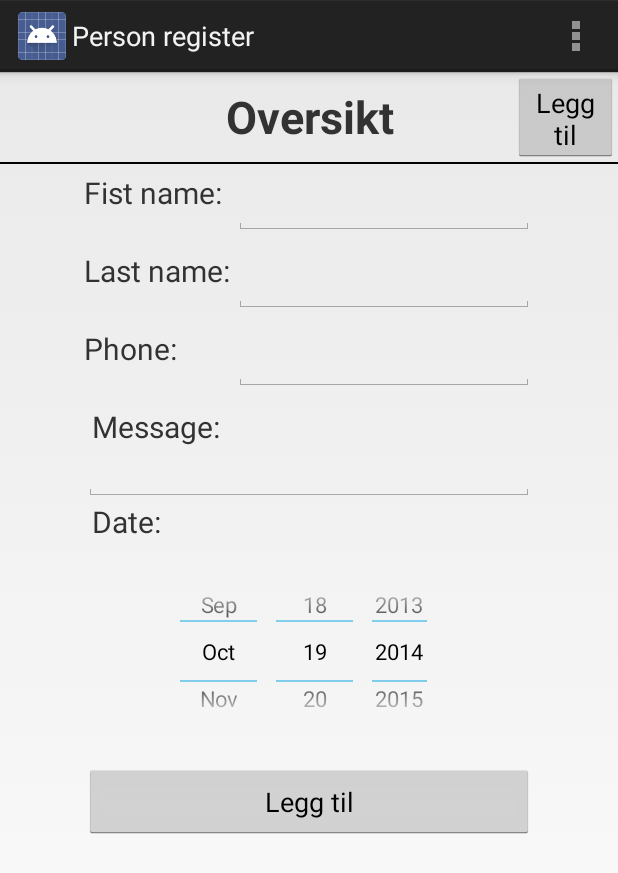
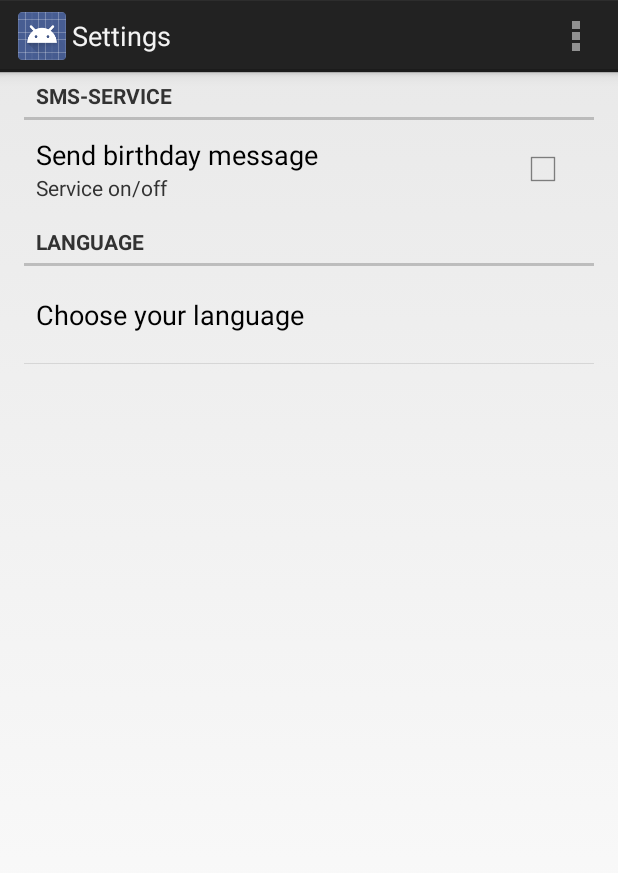
Before and after one commit to marhag/Mappe2, an Android app: the screen it shows after launch (MainActivity before the commit, Settings after it), in the options menu, after a tap on "Settings", on a phone screen of 412 x 824 dp. Shown: the top 873 px of the screen. Run offline under Robolectric (Android 15) with nearby library versions, the phone set to English and light mode, and no system bars.

Commit message:
added settings. only frame-need to implement stuff

```diff
--- a/app/src/main/java/android/hioa/s178816_s188098_mappe2/DBHandler.java
+++ b/app/src/main/java/android/hioa/s178816_s188098_mappe2/DBHandler.java
@@ -14,7 +14,7 @@ public class DBHandler  extends SQLiteOpenHelper {
 
     // All Static variables
     // Database Version
-    private static final int DATABASE_VERSION = 6;
+    private static final int DATABASE_VERSION = 1;
 
     // Database Name
     private static final String DATABASE_NAME = "Personreg";
--- a/app/src/main/java/android/hioa/s178816_s188098_mappe2/MainActivity.java
+++ b/app/src/main/java/android/hioa/s178816_s188098_mappe2/MainActivity.java
@@ -1,5 +1,6 @@
 package android.hioa.s178816_s188098_mappe2;
 
+import android.content.Intent;
 import android.os.Bundle;
 import android.support.v4.app.FragmentActivity;
 import android.support.v4.app.FragmentManager;
@@ -20,7 +21,7 @@ public class MainActivity extends FragmentActivity {
         super.onCreate(savedInstanceState);
         setContentView(R.layout.activity_main);
 
-       /* DBHandler db = new DBHandler(this);
+        /*DBHandler db = new DBHandler(this);
         Person p = new Person("Mons","Monsen", 12341234,"26/11/1993");
         p.setCustomMessage("NÅ SKAL VI SE HER");
 
@@ -65,6 +66,7 @@ public class MainActivity extends FragmentActivity {
         // as you specify a parent activity in AndroidManifest.xml.
         int id = item.getItemId();
         if (id == R.id.action_settings) {
+            goToSettings();
             return true;
         }
         return super.onOptionsItemSelected(item);
@@ -109,4 +111,11 @@ public class MainActivity extends FragmentActivity {
         transaction.addToBackStack("main");
         transaction.commit();
     }
+
+    public void goToSettings()
+    {
+        Intent settings = new Intent(this, Settings.class);
+        startActivity(settings);
+
+    }
 }
--- /dev/null
+++ b/app/src/main/java/android/hioa/s178816_s188098_mappe2/PrefsFragment.java
@@ -0,0 +1,15 @@
+package android.hioa.s178816_s188098_mappe2;
+
+import android.os.Bundle;
+import android.preference.PreferenceFragment;
+
+/**
+ * Created by marhag on 19.10.14.
+ */
+public class PrefsFragment extends PreferenceFragment {
+    @Override
+    public void onCreate(Bundle savedInstanceState) {
+        super.onCreate(savedInstanceState);
+        addPreferencesFromResource(R.xml.preferences);
+    }
+}
--- /dev/null
+++ b/app/src/main/java/android/hioa/s178816_s188098_mappe2/Settings.java
@@ -0,0 +1,37 @@
+package android.hioa.s178816_s188098_mappe2;
+
+import android.app.Activity;
+import android.os.Bundle;
+import android.view.Menu;
+import android.view.MenuItem;
+
+
+public class Settings extends Activity {
+
+    @Override
+    protected void onCreate(Bundle savedInstanceState) {
+        super.onCreate(savedInstanceState);
+        getFragmentManager().beginTransaction().replace(android.R.id.content,
+                new PrefsFragment()).commit();
+    }
+
+
+    @Override
+    public boolean onCreateOptionsMenu(Menu menu) {
+        // Inflate the menu; this adds items to the action bar if it is present.
+        getMenuInflater().inflate(R.menu.settings, menu);
+        return true;
+    }
+
+    @Override
+    public boolean onOptionsItemSelected(MenuItem item) {
+        // Handle action bar item clicks here. The action bar will
+        // automatically handle clicks on the Home/Up button, so long
+        // as you specify a parent activity in AndroidManifest.xml.
+        int id = item.getItemId();
+        if (id == R.id.action_settings) {
+            return true;
+        }
+        return super.onOptionsItemSelected(item);
+    }
+}
--- a/app/src/main/java/android/hioa/s178816_s188098_mappe2/TasksLeft.java
+++ b/app/src/main/java/android/hioa/s178816_s188098_mappe2/TasksLeft.java
@@ -14,7 +14,7 @@ public class TasksLeft {
         -accessible for other apps
         -maybe import contacts from phone?
     - Send sms-function
-    - Settings page
+    - Settings page ( started)
     - fix onBackPressed ( just quits app now)
      */
 }
--- /dev/null
+++ b/app/src/main/res/menu/settings.xml
@@ -0,0 +1,8 @@
+<menu xmlns:android="http://schemas.android.com/apk/res/android"
+    xmlns:tools="http://schemas.android.com/tools"
+    tools:context="android.hioa.s178816_s188098_mappe2.Settings" >
+    <item android:id="@+id/action_settings"
+        android:title="@string/action_settings"
+        android:orderInCategory="100"
+        android:showAsAction="never" />
+</menu>
--- /dev/null
+++ b/app/src/main/res/values/array.xml
@@ -0,0 +1,11 @@
+<?xml version="1.0" encoding="utf-8"?>
+<resources>
+    <string-array name="language">
+        <item>Norwegian</item>
+        <item>English</item>
+    </string-array>
+    <string-array name="langVal">
+        <item>0</item>
+        <item>1</item>
+    </string-array>
+</resources>
--- a/app/src/main/res/values/strings.xml
+++ b/app/src/main/res/values/strings.xml
@@ -11,6 +11,11 @@
     <string name="date">Date:</string>
     <string name="phone">Phone:</string>
     <string name="custom">Message:</string>
-
+    <string name="title_activity_settings">Settings</string>
+    <string name="language">Choose your language</string>
+    <string name="sms">SMS-service</string>
+    <string name="service">Service on/off</string>
+    <string name="languageHead">Language</string>
+    <string name="serviceOnOff">Send birthday message</string>
 
 </resources>
--- /dev/null
+++ b/app/src/main/res/xml/preferences.xml
@@ -0,0 +1,19 @@
+<PreferenceScreen xmlns:android="http://schemas.android.com/apk/res/android">
+
+    <PreferenceCategory
+        android:title="@string/sms">
+
+        <CheckBoxPreference
+            android:key="checkbox_preference"
+            android:title="@string/serviceOnOff"
+            android:summary="@string/service" />
+    </PreferenceCategory>
+
+    <PreferenceCategory
+        android:title="@string/languageHead">
+        <ListPreference android:title="@string/language"
+            android:key="@string/languageHead"
+            android:entries="@array/language"
+            android:entryValues="@array/langVal" />
+    </PreferenceCategory>
+</PreferenceScreen>
```
Also changed, not shown: app/src/main/AndroidManifest.xml (+9 -0 lines), app/src/main/java/android/hioa/s178816_s188098_mappe2/CreatePerson.java (+2 -18 lines), app/src/main/res/layout/activity_settings.xml (added, +16 -0 lines).
